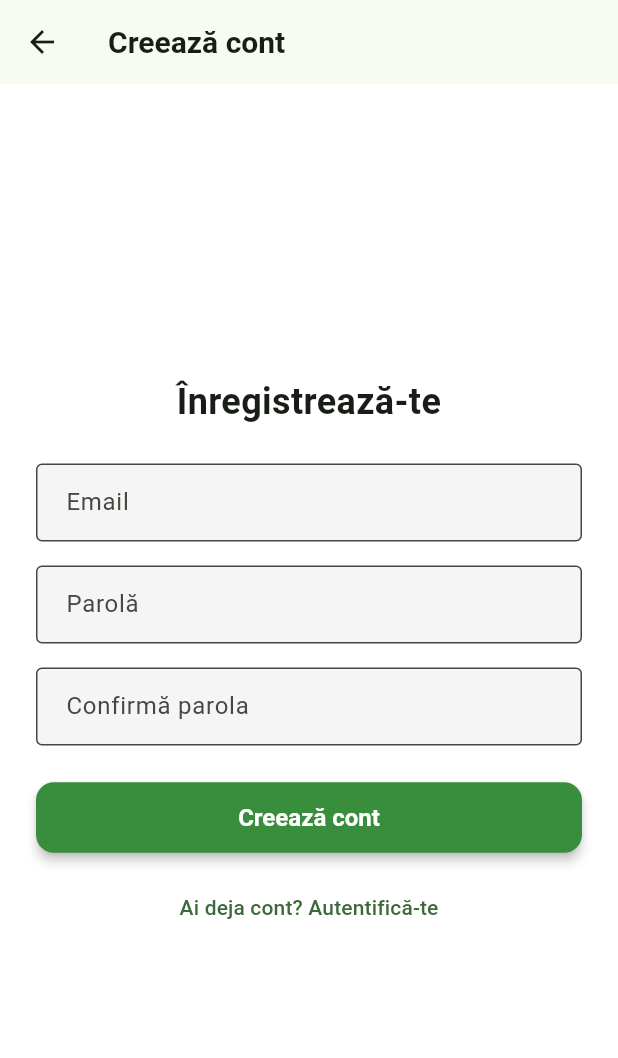
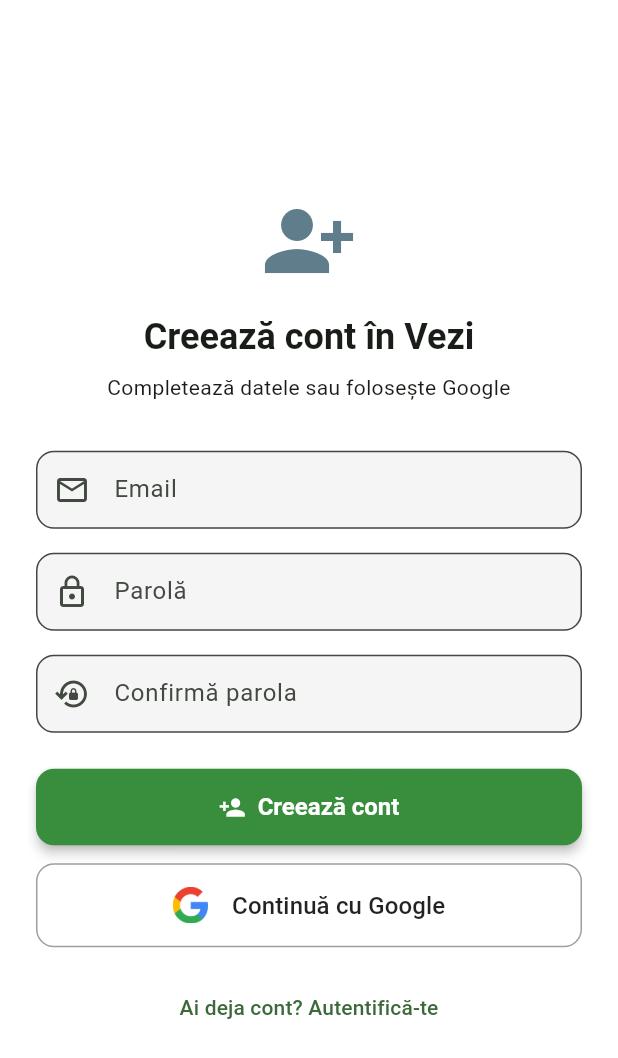
Before and after one commit to Serban-Timofte-EBR/vezi, a Flutter app: the screen it shows after launch, after a tap on "Nu ai cont? Înregistrează-te", on a phone screen of 412 x 824 dp. Shown: the top 1058 px of the screen. Run offline on Flutter 3.47's test engine with Material 3 defaults, Android fonts, the phone set to English and light mode, and no system bars; our stand-ins replace firebase_auth, firebase_core, flutter_riverpod, geolocator, google_fonts, google_maps_flutter and 2 more; accounts and stored records are empty.

Commit message:
Google Auth

```diff
--- a/lib/features/auth/presentation/login_page.dart
+++ b/lib/features/auth/presentation/login_page.dart
@@ -109,7 +109,54 @@
                 ),
               ),
               const SizedBox(height: 16),
-
+              SizedBox(
+                width: double.infinity,
+                child: OutlinedButton(
+                  style: OutlinedButton.styleFrom(
+                    side: const BorderSide(color: Colors.grey),
+                    shape: RoundedRectangleBorder(
+                      borderRadius: BorderRadius.circular(12),
+                    ),
+                    padding: const EdgeInsets.symmetric(vertical: 12),
+                    backgroundColor: Colors.white,
+                    elevation: 2,
+                  ),
+                  onPressed: _isLoading
+                      ? null
+                      : () async {
+                          setState(() => _isLoading = true);
+                          try {
+                            final user = await _auth.signInWithGoogle();
+                            if (user != null && mounted) {
+                              Navigator.pushReplacement(
+                                context,
+                                MaterialPageRoute(
+                                  builder: (_) => const LauncherPage(),
+                                ),
+                              );
+                            }
+                          } catch (e) {
+                            ScaffoldMessenger.of(context).showSnackBar(
+                              SnackBar(content: Text('Eroare Google: $e')),
+                            );
+                          } finally {
+                            setState(() => _isLoading = false);
+                          }
+                        },
+                  child: Row(
+                    mainAxisAlignment: MainAxisAlignment.center,
+                    children: [
+                      Image.asset('assets/google_logo.png', height: 24),
+                      const SizedBox(width: 12),
+                      const Text(
+                        'Continuă cu Google',
+                        style: TextStyle(fontSize: 16, color: Colors.black87),
+                      ),
+                    ],
+                  ),
+                ),
+              ),
+              const SizedBox(height: 16),
               TextButton(
                 onPressed: () => Navigator.push(
                   context,
--- a/lib/features/auth/presentation/register_page.dart
+++ b/lib/features/auth/presentation/register_page.dart
@@ -1,6 +1,7 @@
 import 'package:flutter/material.dart';
 import 'package:vezi/features/auth/services/auth_service.dart';
-import 'package:vezi/features/submit_report/presentation/pages/report_form_page.dart';
+import 'package:vezi/features/launcher/presentation/launcher_page.dart';
+import 'package:vezi/features/auth/presentation/phone_auth_page.dart';
 
 class RegisterPage extends StatefulWidget {
   const RegisterPage({super.key});
@@ -28,7 +29,7 @@
       if (mounted) {
         Navigator.pushReplacement(
           context,
-          MaterialPageRoute(builder: (_) => const ReportFormPage()),
+          MaterialPageRoute(builder: (_) => const LauncherPage()),
         );
       }
     } catch (e) {
@@ -40,29 +41,90 @@
     }
   }
 
+  Widget _outlinedGoogleButton() {
+    return SizedBox(
+      width: double.infinity,
+      child: OutlinedButton.icon(
+        icon: Padding(
+          padding: const EdgeInsets.only(right: 8),
+          child: Image.asset('assets/google_logo.png', height: 24),
+        ),
+        label: const Text(
+          "Continuă cu Google",
+          style: TextStyle(fontSize: 16, fontWeight: FontWeight.w500),
+        ),
+        style: OutlinedButton.styleFrom(
+          foregroundColor: Colors.black87,
+          side: const BorderSide(color: Colors.grey),
+          shape: RoundedRectangleBorder(
+            borderRadius: BorderRadius.circular(12),
+          ),
+          padding: const EdgeInsets.symmetric(vertical: 16),
+        ),
+        onPressed: () async {
+          setState(() => _loading = true);
+          try {
+            final user = await _auth.signInWithGoogle();
+            if (user != null && mounted) {
+              Navigator.pushReplacement(
+                context,
+                MaterialPageRoute(builder: (_) => const LauncherPage()),
+              );
+            }
+          } catch (e) {
+            ScaffoldMessenger.of(
+              context,
+            ).showSnackBar(SnackBar(content: Text("Eroare Google: $e")));
+          } finally {
+            setState(() => _loading = false);
+          }
+        },
+      ),
+    );
+  }
+
   @override
   Widget build(BuildContext context) {
+    final theme = Theme.of(context);
+
     return Scaffold(
-      appBar: AppBar(title: const Text("Creează cont")),
       body: Center(
-        child: Padding(
+        child: SingleChildScrollView(
           padding: const EdgeInsets.all(24),
           child: Form(
             key: _formKey,
-            child: ListView(
-              shrinkWrap: true,
+            child: Column(
+              mainAxisSize: MainAxisSize.min,
               children: [
-                const Text(
-                  "Înregistrează-te",
-                  style: TextStyle(fontSize: 24, fontWeight: FontWeight.bold),
+                const Icon(
+                  Icons.person_add_alt_1,
+                  size: 64,
+                  color: Colors.blueGrey,
+                ),
+                const SizedBox(height: 16),
+                Text(
+                  "Creează cont în Vezi",
+                  style: theme.textTheme.headlineSmall?.copyWith(
+                    fontWeight: FontWeight.bold,
+                  ),
+                ),
+                const SizedBox(height: 8),
+                Text(
+                  "Completează datele sau folosește Google",
+                  style: theme.textTheme.bodyMedium,
                   textAlign: TextAlign.center,
                 ),
-                const SizedBox(height: 24),
+                const SizedBox(height: 32),
+
                 TextFormField(
                   controller: _emailCtrl,
-                  decoration: const InputDecoration(
+                  keyboardType: TextInputType.emailAddress,
+                  decoration: InputDecoration(
                     labelText: "Email",
-                    border: OutlineInputBorder(),
+                    border: OutlineInputBorder(
+                      borderRadius: BorderRadius.circular(12),
+                    ),
+                    prefixIcon: const Icon(Icons.email_outlined),
                   ),
                   validator: (value) {
                     if (value == null || value.isEmpty)
@@ -72,12 +134,16 @@
                   },
                 ),
                 const SizedBox(height: 16),
+
                 TextFormField(
                   controller: _passwordCtrl,
                   obscureText: true,
-                  decoration: const InputDecoration(
+                  decoration: InputDecoration(
                     labelText: "Parolă",
-                    border: OutlineInputBorder(),
+                    border: OutlineInputBorder(
+                      borderRadius: BorderRadius.circular(12),
+                    ),
+                    prefixIcon: const Icon(Icons.lock_outline),
                   ),
                   validator: (value) {
                     if (value == null || value.length < 6)
@@ -86,12 +152,16 @@
                   },
                 ),
                 const SizedBox(height: 16),
+
                 TextFormField(
                   controller: _confirmCtrl,
                   obscureText: true,
-                  decoration: const InputDecoration(
+                  decoration: InputDecoration(
                     labelText: "Confirmă parola",
-                    border: OutlineInputBorder(),
+                    border: OutlineInputBorder(
+                      borderRadius: BorderRadius.circular(12),
+                    ),
+                    prefixIcon: const Icon(Icons.lock_reset_outlined),
                   ),
                   validator: (value) {
                     if (value != _passwordCtrl.text)
@@ -99,17 +169,35 @@
                     return null;
                   },
                 ),
+
                 const SizedBox(height: 24),
                 SizedBox(
                   width: double.infinity,
-                  child: ElevatedButton(
+                  child: ElevatedButton.icon(
+                    icon: const Icon(Icons.person_add),
                     onPressed: _loading ? null : _register,
-                    child: _loading
-                        ? const CircularProgressIndicator()
+                    label: _loading
+                        ? const Padding(
+                            padding: EdgeInsets.symmetric(vertical: 8),
+                            child: CircularProgressIndicator(
+                              color: Colors.white,
+                              strokeWidth: 2,
+                            ),
+                          )
                         : const Text("Creează cont"),
+                    style: ElevatedButton.styleFrom(
+                      padding: const EdgeInsets.symmetric(vertical: 16),
+                      shape: RoundedRectangleBorder(
+                        borderRadius: BorderRadius.circular(12),
+                      ),
+                    ),
                   ),
                 ),
+
                 const SizedBox(height: 12),
+                _outlinedGoogleButton(),
+
+                const SizedBox(height: 16),
                 TextButton(
                   onPressed: () => Navigator.pop(context),
                   child: const Text("Ai deja cont? Autentifică-te"),
--- a/lib/features/auth/services/auth_service.dart
+++ b/lib/features/auth/services/auth_service.dart
@@ -1,4 +1,5 @@
 import 'package:firebase_auth/firebase_auth.dart';
+import 'package:google_sign_in/google_sign_in.dart';
 
 class AuthService {
   final FirebaseAuth _firebaseAuth = FirebaseAuth.instance;
@@ -24,4 +25,19 @@
   }
 
   Stream<User?> get authStateChanges => _firebaseAuth.authStateChanges();
+
+  Future<User?> signInWithGoogle() async {
+    final GoogleSignInAccount? googleUser = await GoogleSignIn().signIn();
+    if (googleUser == null) return null;
+
+    final googleAuth = await googleUser.authentication;
+
+    final credential = GoogleAuthProvider.credential(
+      accessToken: googleAuth.accessToken,
+      idToken: googleAuth.idToken,
+    );
+
+    final userCredential = await _firebaseAuth.signInWithCredential(credential);
+    return userCredential.user;
+  }
 }
--- a/pubspec.yaml
+++ b/pubspec.yaml
@@ -43,6 +43,7 @@
   firebase_auth: ^4.17.3
   firebase_core: ^2.30.0
   google_maps_flutter: ^2.6.0
+  google_sign_in: ^6.1.0
 
 dev_dependencies:
   flutter_test:
@@ -95,3 +96,5 @@
   #
   # For details regarding fonts from package dependencies,
   # see https://flutter.dev/to/font-from-package
+  assets:
+    - assets/google_logo.png
```
Also changed, not shown: assets/google_logo.png (added), 2 other files.
